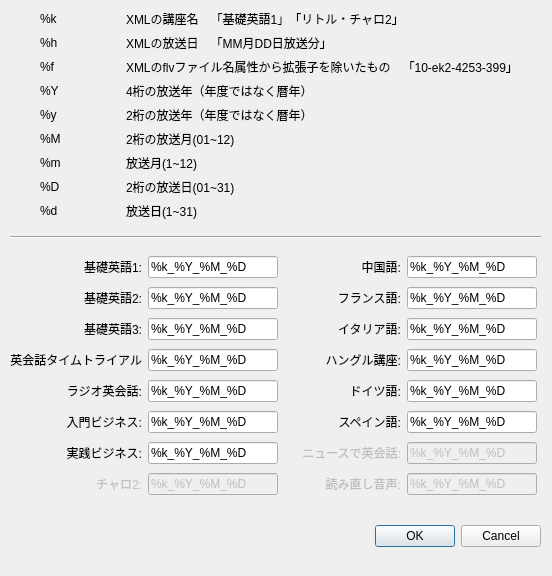
First picture: the form in customizedialog.ui, repository CSReviser/CaptureStream, before the edit.
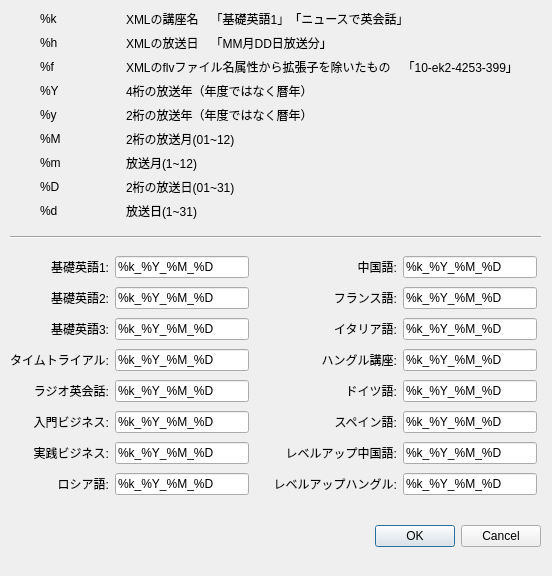
Second picture: the form after the edit.

Commit message: 「レベルアップ中国語」「レベルアップハングル講座」「まいにちロシア語」サポート

The edit to the form file:
```diff
--- a/customizedialog.ui
+++ b/customizedialog.ui
@@ -99,7 +99,7 @@
     <item row="6" column="4">
      <widget class="QLineEdit" name="lineEdit_15">
       <property name="enabled">
-       <bool>false</bool>
+       <bool>true</bool>
       </property>
       <property name="text">
        <string>%k_%Y_%M_%D</string>
@@ -109,7 +109,7 @@
     <item row="7" column="4">
      <widget class="QLineEdit" name="lineEdit_16">
       <property name="enabled">
-       <bool>false</bool>
+       <bool>true</bool>
       </property>
       <property name="text">
        <string>%k_%Y_%M_%D</string>
@@ -179,10 +179,10 @@
     <item row="6" column="3">
      <widget class="QLabel" name="label_15">
       <property name="enabled">
-       <bool>false</bool>
+       <bool>true</bool>
       </property>
       <property name="text">
-       <string>ニュースで英会話:</string>
+       <string>レベルアップ中国語:</string>
       </property>
       <property name="alignment">
        <set>Qt::AlignRight|Qt::AlignTrailing|Qt::AlignVCenter</set>
@@ -192,10 +192,10 @@
     <item row="7" column="3">
      <widget class="QLabel" name="label_16">
       <property name="enabled">
-       <bool>false</bool>
+       <bool>true</bool>
       </property>
       <property name="text">
-       <string>読み直し音声:</string>
+       <string>レベルアップハングル:</string>
       </property>
       <property name="alignment">
        <set>Qt::AlignRight|Qt::AlignTrailing|Qt::AlignVCenter</set>
@@ -205,10 +205,10 @@
     <item row="7" column="0">
      <widget class="QLabel" name="label_8">
       <property name="enabled">
-       <bool>false</bool>
+       <bool>true</bool>
       </property>
       <property name="text">
-       <string>チャロ2:</string>
+       <string>ロシア語:</string>
       </property>
       <property name="alignment">
        <set>Qt::AlignRight|Qt::AlignTrailing|Qt::AlignVCenter</set>
@@ -218,7 +218,7 @@
     <item row="7" column="1">
      <widget class="QLineEdit" name="lineEdit_8">
       <property name="enabled">
-       <bool>false</bool>
+       <bool>true</bool>
       </property>
       <property name="text">
        <string>%k_%Y_%M_%D</string>
@@ -279,7 +279,7 @@
     <item row="3" column="0">
      <widget class="QLabel" name="label_4">
       <property name="text">
-       <string>英会話タイムトライアル</string>
+       <string>タイムトライアル:</string>
       </property>
       <property name="alignment">
        <set>Qt::AlignRight|Qt::AlignTrailing|Qt::AlignVCenter</set>
@@ -376,7 +376,7 @@
     <item row="0" column="1">
      <widget class="QLabel" name="label_29">
       <property name="text">
-       <string>XMLの講座名　「基礎英語1」「リトル・チャロ2」</string>
+       <string>XMLの講座名　「基礎英語1」「ニュースで英会話」</string>
       </property>
      </widget>
     </item>
```
The commit also changes 4 other files.
